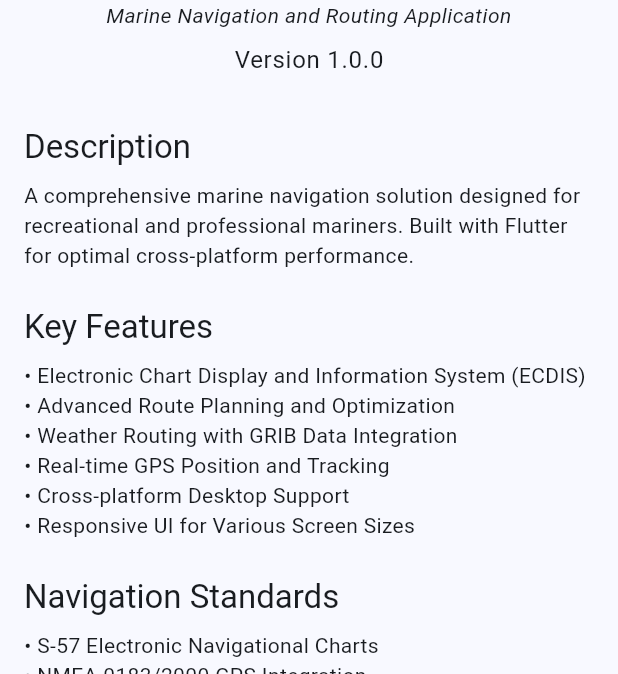
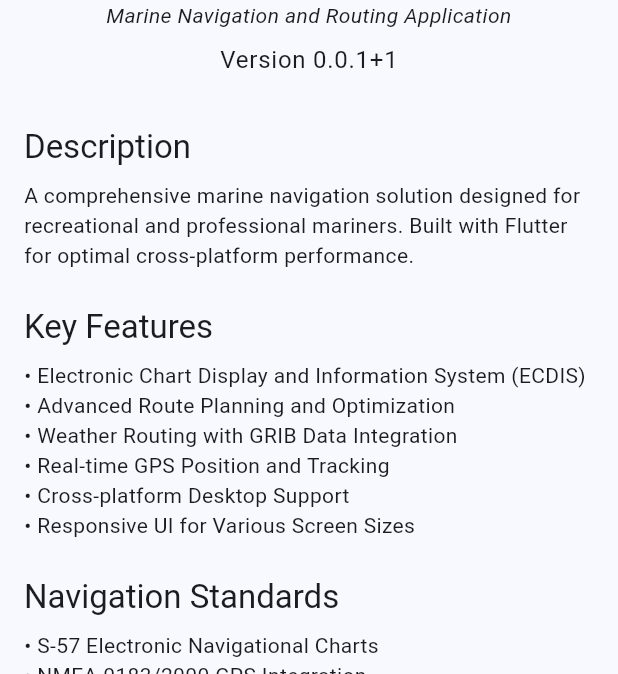
Before and after one commit to frye/navtool, a Flutter app: the screen it shows after launch, in the side drawer, after a tap on "About", on a phone screen of 412 x 824 dp, the part 282-956 px from its top. Run offline on Flutter 3.47's test engine with Material 3 defaults, Android fonts, the phone set to English and light mode, and no system bars; our stand-ins replace flutter_svg, package_info_plus.

Commit message:
Add version display functionality and update dependencies
- Introduced VersionText widget to dynamically display app version.
- Updated AboutAppDialog and AboutScreen to use VersionText.
- Added package_info_plus dependency for version retrieval.

```diff
--- a/lib/features/about/about_dialog.dart
+++ b/lib/features/about/about_dialog.dart
@@ -1,5 +1,6 @@
 import 'package:flutter/material.dart';
 import '../../widgets/app_icon.dart';
+import '../../widgets/version_text.dart';
 
 class AboutAppDialog extends StatelessWidget {
   const AboutAppDialog({super.key});
@@ -33,7 +34,7 @@ class AboutAppDialog extends StatelessWidget {
             ),
           ),
           SizedBox(height: 8),
-          Text('Version 1.0.0'),
+          VersionText(),
           SizedBox(height: 16),
           Text(
             'A comprehensive marine navigation solution designed for recreational and professional mariners.',
--- a/lib/features/about/about_screen.dart
+++ b/lib/features/about/about_screen.dart
@@ -1,5 +1,6 @@
 import 'package:flutter/material.dart';
 import '../../widgets/app_icon.dart';
+import '../../widgets/version_text.dart';
 
 class AboutScreen extends StatelessWidget {
   const AboutScreen({super.key});
@@ -35,8 +36,7 @@ class AboutScreen extends StatelessWidget {
                     textAlign: TextAlign.center,
                   ),
                   const SizedBox(height: 8),
-                  Text(
-                    'Version 1.0.0',
+                  VersionText(
                     style: Theme.of(context).textTheme.bodyLarge,
                   ),
                 ],
--- /dev/null
+++ b/lib/widgets/version_text.dart
@@ -0,0 +1,58 @@
+import 'package:flutter/material.dart';
+import 'package:package_info_plus/package_info_plus.dart';
+
+class VersionText extends StatefulWidget {
+  final TextStyle? style;
+  final String prefix;
+
+  const VersionText({
+    super.key,
+    this.style,
+    this.prefix = 'Version ',
+  });
+
+  @override
+  State<VersionText> createState() => _VersionTextState();
+}
+
+class _VersionTextState extends State<VersionText> {
+  String _version = '';
+
+  @override
+  void initState() {
+    super.initState();
+    _loadVersion();
+  }
+
+  Future<void> _loadVersion() async {
+    try {
+      final packageInfo = await PackageInfo.fromPlatform();
+      final version = packageInfo.version;
+      final buildNumber = packageInfo.buildNumber;
+
+      if (mounted) {
+        setState(() {
+          _version = buildNumber.isNotEmpty ? '$version+$buildNumber' : version;
+        });
+      }
+    } catch (e) {
+      if (mounted) {
+        setState(() {
+          _version = 'Unknown';
+        });
+      }
+    }
+  }
+
+  @override
+  Widget build(BuildContext context) {
+    if (_version.isEmpty) {
+      return const SizedBox.shrink();
+    }
+
+    return Text(
+      '${widget.prefix}$_version',
+      style: widget.style,
+    );
+  }
+}
--- a/pubspec.yaml
+++ b/pubspec.yaml
@@ -37,6 +37,9 @@ dependencies:
 
   # For rendering SVG icons
   flutter_svg: ^2.0.13
+
+  # For accessing package information including version
+  package_info_plus: ^8.0.3
 
 dev_dependencies:
   flutter_test:
```
Also changed, not shown: pubspec.lock, 1 other file.
